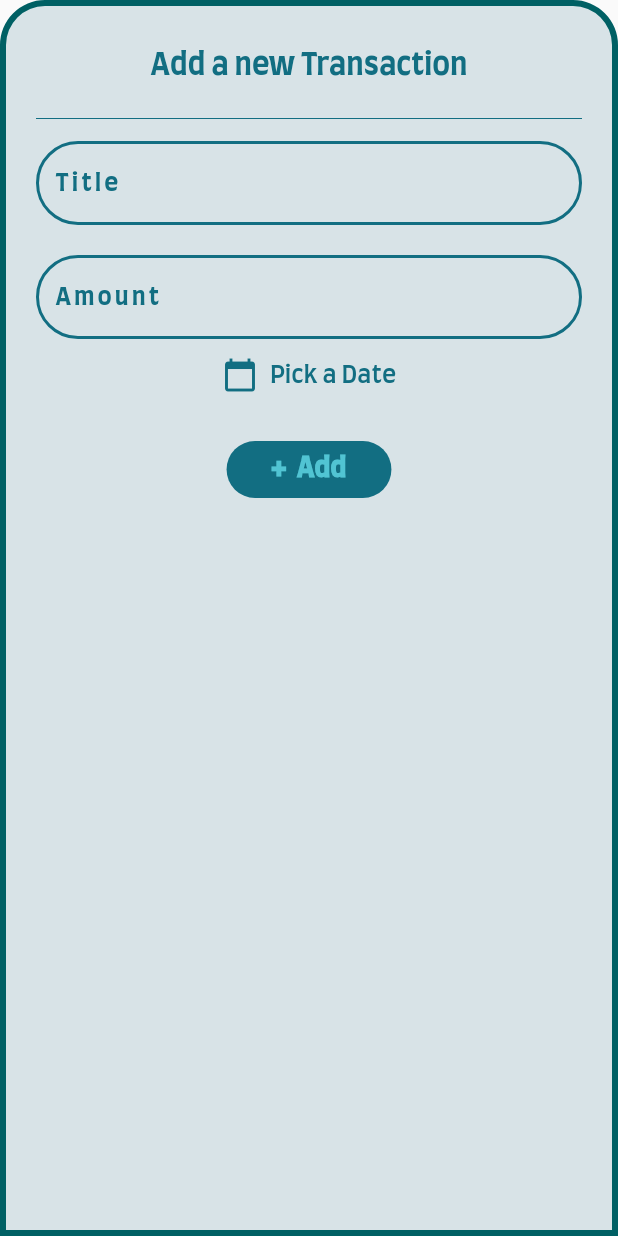
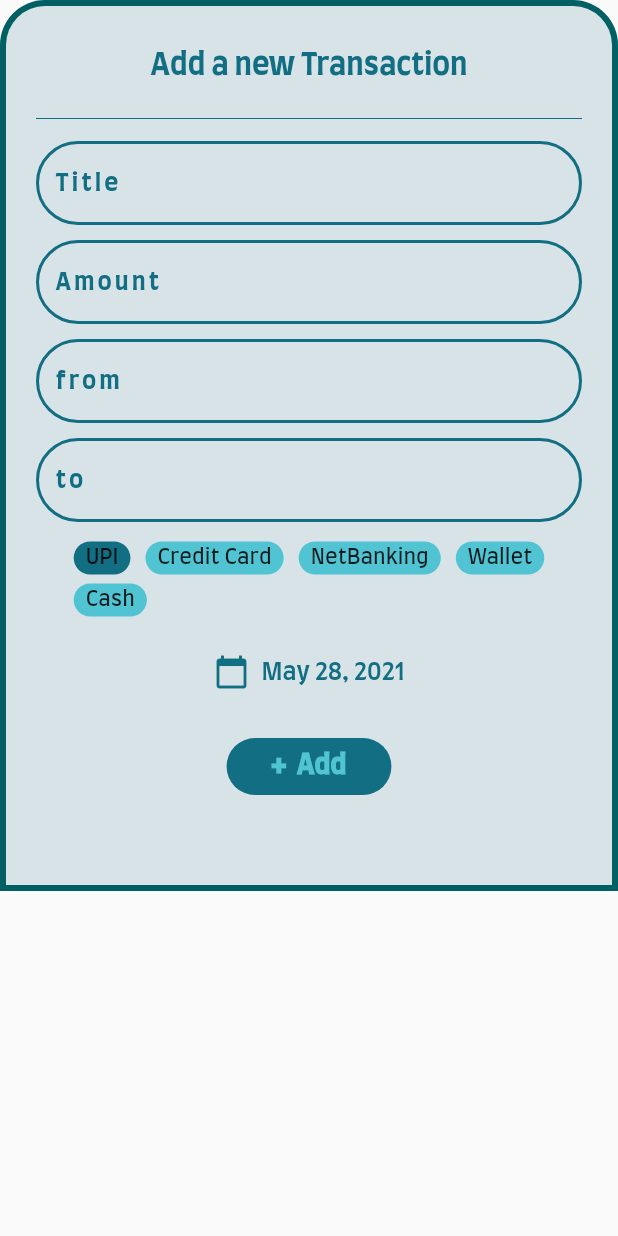
Before and after one commit to shivamsoni1501/Flutter_Expances, a Flutter app: the InputFormW widget shown alone on an empty page, opened directly, on a phone screen of 412 x 824 dp. Run offline on Flutter 3.47's test engine with Material 2 defaults, Android fonts, the phone set to English and light mode, and no system bars.

Commit message:
completed almost all modules with unsaved data

```diff
--- a/lib/model/constants.dart
+++ b/lib/model/constants.dart
@@ -12,4 +12,7 @@ const Map<String, Color> customTheme = const {
   'background': Color(0xFFD8E3E7)
 };
 
+Size screenSize;
+double appBarSize = 70;
+
 // print(customTheme['primary']);
--- a/lib/model/transacitonClasss.dart
+++ b/lib/model/transacitonClasss.dart
@@ -3,9 +3,18 @@ class Transaction {
   final String title;
   final int amount;
   final DateTime date;
-  final String lable;
+  final String from;
+  final String to;
+  final String methord;
 
-  Transaction({this.title, this.amount, this.date, this.lable}) {
+  Transaction({
+    this.from,
+    this.to,
+    this.methord,
+    this.title,
+    this.amount,
+    this.date,
+  }) {
     Transaction._count += 1;
   }
 
@@ -13,15 +22,66 @@ class Transaction {
 }
 
 class ModelTransactions {
-  static List<Transaction> transactions = [
-    Transaction(
-        amount: 10000000000,
-        date: DateTime.now(),
-        lable: 'UPI_SHIVAM',
-        title: 'Pen'),
-    Transaction(
-        amount: 10, date: DateTime.now(), lable: 'UPI_SHIVAM', title: 'Pen'),
-    Transaction(
-        amount: 10, date: DateTime.now(), lable: 'UPI_SHIVAM', title: 'Pen'),
+  static List<Transaction> transactions = [];
+  static final List<String> methords = [
+    'UPI',
+    'Credit Card',
+    'NetBanking',
+    'Wallet',
+    'Cash',
   ];
+  static String pickedMethord = methords[0];
+
+  static addTransaction(
+      String title, DateTime date, int amount, String from, String to) {
+    ModelTransactions.transactions.add(Transaction(
+      amount: amount,
+      date: date,
+      title: title,
+      from: from,
+      to: to,
+      methord: ModelTransactions.pickedMethord,
+    ));
+
+    ModelTransactions.transactions.sort((b, a) => a.date.compareTo(b.date));
+
+    addAtM(date.month - 1, amount);
+  }
+
+  static deleteTransaction(Transaction tx) {
+    ModelTransactions.transactions.remove(tx);
+    ModelTransactions.history[tx.date.month - 1] -= tx.amount;
+    ModelTransactions.maxMonth = 1;
+    ModelTransactions.history.forEach((element) {
+      if (element > ModelTransactions.maxMonth) {
+        ModelTransactions.maxMonth = element;
+      }
+    });
+  }
+
+  static const List<String> months = [
+    'January',
+    'Febuary',
+    'March',
+    'April',
+    'May',
+    'June',
+    'July',
+    'August',
+    'September',
+    'October',
+    'November',
+    'December'
+  ];
+
+  static int maxMonth = 0;
+
+  static addAtM(int index, int val) {
+    ModelTransactions.history[index] += val;
+    if (maxMonth < ModelTransactions.history[index]) {
+      maxMonth = ModelTransactions.history[index];
+    }
+  }
+
+  static List<int> history = List.generate(12, (index) => 0);
 }
--- a/lib/widget/FormWidget.dart
+++ b/lib/widget/FormWidget.dart
@@ -5,17 +5,15 @@ import 'package:intl/intl.dart';
 // import 'package:flutter_application_1/model/transacitonClasss.dart';
 
 class InputFormW extends StatefulWidget {
-  final Function callback;
-
-  InputFormW({Key key, this.callback}) : super(key: key);
+  InputFormW({Key key}) : super(key: key);
 
   @override
   _InputFormWState createState() => _InputFormWState();
 }
 
 class _InputFormWState extends State<InputFormW> {
-  String title, lable;
-  int amount;
+  String title = 'Shopping', from = 'N/A', to = 'N/A';
+  int amount = 0;
   DateTime pickedDate;
 
   inputDecoration(String title) {
@@ -41,6 +39,12 @@ class _InputFormWState extends State<InputFormW> {
     );
   }
 
+  @override
+  void initState() {
+    super.initState();
+    pickedDate = DateTime.now();
+  }
+
   datePicker(context) {
     showDatePicker(
       context: context,
@@ -53,6 +57,7 @@ class _InputFormWState extends State<InputFormW> {
   @override
   Widget build(BuildContext context) {
     return Container(
+      // height: 500,
       decoration: BoxDecoration(
         color: customTheme['background'],
         borderRadius: BorderRadius.vertical(top: Radius.circular(30)),
@@ -63,6 +68,7 @@ class _InputFormWState extends State<InputFormW> {
       ),
       padding: const EdgeInsets.all(20),
       child: Column(
+        mainAxisSize: MainAxisSize.min,
         children: [
           Padding(
             padding: const EdgeInsets.all(10.0),
@@ -84,9 +90,7 @@ class _InputFormWState extends State<InputFormW> {
                 letterSpacing: 2),
             onChanged: (val) => title = val,
           ),
-          const SizedBox(
-            height: 20,
-          ),
+          const SizedBox(height: 10),
           TextField(
             decoration: inputDecoration('Amount'),
             style: TextStyle(
@@ -96,6 +100,50 @@ class _InputFormWState extends State<InputFormW> {
             keyboardType: TextInputType.number,
             onChanged: (val) => amount = int.parse(val),
           ),
+          const SizedBox(height: 10),
+          TextField(
+            decoration: inputDecoration('from'),
+            style: TextStyle(
+                color: customTheme['primary'],
+                fontWeight: FontWeight.w900,
+                letterSpacing: 2),
+            onChanged: (val) => from = val,
+          ),
+          const SizedBox(height: 10),
+          TextField(
+            decoration: inputDecoration('to'),
+            style: TextStyle(
+                color: customTheme['primary'],
+                fontWeight: FontWeight.w900,
+                letterSpacing: 2),
+            onChanged: (val) => to = val,
+          ),
+          SizedBox(height: 10),
+          Wrap(
+            children: ModelTransactions.methords
+                .map(
+                  (e) => GestureDetector(
+                    onTap: () {
+                      ModelTransactions.pickedMethord = e;
+                      setState(() {});
+                    },
+                    child: Container(
+                      margin: EdgeInsets.symmetric(horizontal: 5, vertical: 3),
+                      // padding: EdgeInsets.symmetric(horizontal: 5),
+                      padding: EdgeInsets.symmetric(vertical: 4, horizontal: 8),
+                      decoration: BoxDecoration(
+                        borderRadius: BorderRadius.circular(20),
+                        color: ModelTransactions.pickedMethord == e
+                            ? customTheme['primary']
+                            : customTheme['primaryLight'],
+                      ),
+                      child: Text(e),
+                    ),
+                  ),
+                )
+                .toList(),
+          ),
+          SizedBox(height: 10),
           TextButton.icon(
             onPressed: () => datePicker(context),
             icon: Icon(
@@ -109,33 +157,19 @@ class _InputFormWState extends State<InputFormW> {
               style: TextStyle(color: customTheme['primary'], fontSize: 16),
             ),
           ),
-          Container(
+          InkWell(
+            onTap: () {
+              ModelTransactions.addTransaction(
+                  title, pickedDate, amount, from, to);
+              Navigator.pop(context);
+            },
+            child: Container(
               margin: const EdgeInsets.all(20),
               decoration: BoxDecoration(
                 color: customTheme['primary'],
                 borderRadius: BorderRadius.circular(20),
               ),
               padding: const EdgeInsets.symmetric(horizontal: 30, vertical: 10),
-            child: GestureDetector(
-              onTap: () {
-                ModelTransactions.transactions.add(Transaction(
-                    amount: amount, title: title, date: pickedDate));
-                // if (Constants.pref.get('count') != null) {
-                //   Constants.pref.getStringList('title').add(title);
-                //   Constants.pref.getStringList('amount').add(amount.toString());
-                //   Constants.pref
-                //       .getStringList('date')
-                //       .add(pickedDate.toString());
-                // } else {
-                //   Constants.pref.setStringList('title', [title]);
-                //   Constants.pref.setStringList('amount', [amount.toString()]);
-                //   Constants.pref.setStringList('date', [pickedDate.toString()]);
-                // }
-                widget.callback();
-                Navigator.pop(context);
-
-                // });
-              },
               child: Text(
                 '+  Add',
                 style: TextStyle(
@@ -146,6 +180,7 @@ class _InputFormWState extends State<InputFormW> {
               ),
             ),
           ),
+          SizedBox(height: 20),
         ],
       ),
     );
```
Also changed, not shown: lib/main.dart (+26 -9 lines), lib/widget/chatBox.dart (+64 -10 lines), lib/widget/transactionTileWidget.dart (+77 -2 lines). Lines whose indentation alone changed are shown as unchanged.
